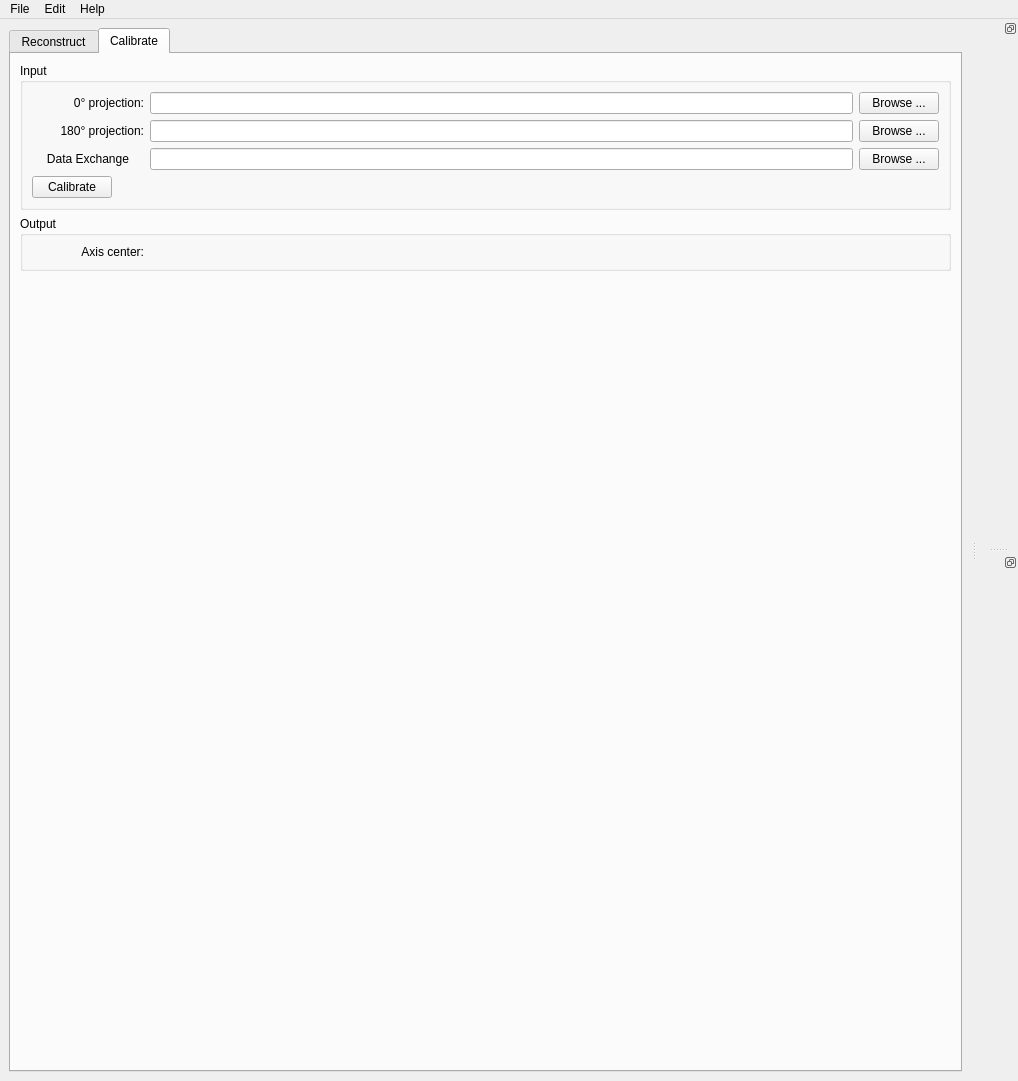
First picture: the form in tomopyui/tomopy.ui, repository tomography/tomopy-gui, before the edit.
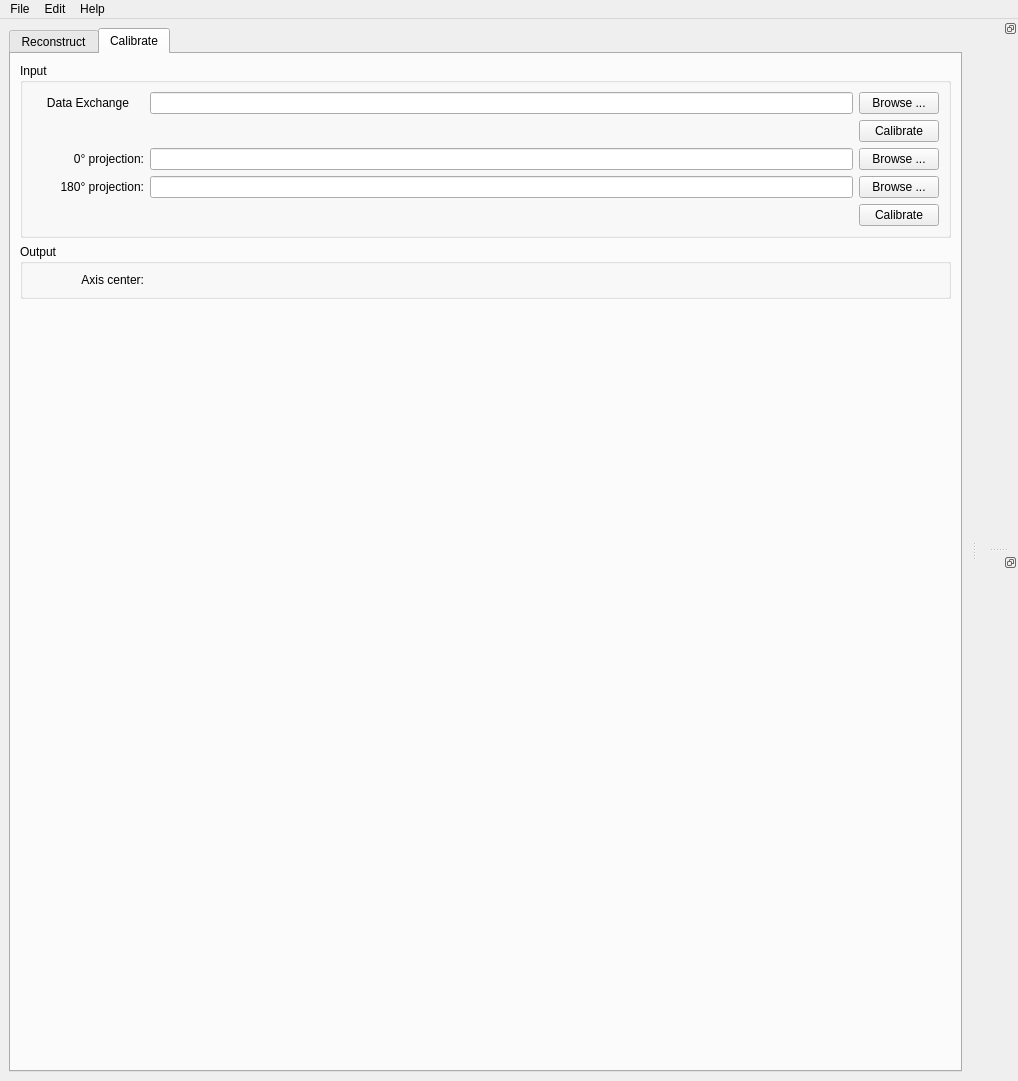
Second picture: the form after the edit.

Commit message: added DX loader and calibration

```diff
--- a/tomopyui/tomopy.ui
+++ b/tomopyui/tomopy.ui
@@ -949,9 +949,22 @@
             </property>
             <layout class="QVBoxLayout" name="verticalLayout_11">
              <item>
-              <layout class="QGridLayout" name="gridLayout_5" rowstretch="0,0,0">
-               <item row="0" column="2">
-                <widget class="QPushButton" name="path_button_0">
+              <layout class="QGridLayout" name="gridLayout_5" rowstretch="0,0,0,0,0">
+               <item row="2" column="2">
+                <widget class="QLineEdit" name="path_line_0">
+                 <property name="sizePolicy">
+                  <sizepolicy hsizetype="Expanding" vsizetype="Fixed">
+                   <horstretch>0</horstretch>
+                   <verstretch>0</verstretch>
+                  </sizepolicy>
+                 </property>
+                 <property name="toolTip">
+                  <string notr="true"/>
+                 </property>
+                </widget>
+               </item>
+               <item row="3" column="3">
+                <widget class="QPushButton" name="path_button_180">
                  <property name="sizePolicy">
                   <sizepolicy hsizetype="Fixed" vsizetype="Fixed">
                    <horstretch>0</horstretch>
@@ -966,7 +979,33 @@
                  </property>
                 </widget>
                </item>
-               <item row="1" column="0">
+               <item row="3" column="2">
+                <widget class="QLineEdit" name="path_line_180">
+                 <property name="sizePolicy">
+                  <sizepolicy hsizetype="Expanding" vsizetype="Fixed">
+                   <horstretch>0</horstretch>
+                   <verstretch>0</verstretch>
+                  </sizepolicy>
+                 </property>
+                 <property name="toolTip">
+                  <string notr="true"/>
+                 </property>
+                </widget>
+               </item>
+               <item row="1" column="3">
+                <widget class="QPushButton" name="calibrate_dx_button">
+                 <property name="sizePolicy">
+                  <sizepolicy hsizetype="Fixed" vsizetype="Fixed">
+                   <horstretch>0</horstretch>
+                   <verstretch>0</verstretch>
+                  </sizepolicy>
+                 </property>
+                 <property name="text">
+                  <string>Calibrate</string>
+                 </property>
+                </widget>
+               </item>
+               <item row="3" column="1">
                 <widget class="QLabel" name="label_180">
                  <property name="sizePolicy">
                   <sizepolicy hsizetype="Preferred" vsizetype="Preferred">
@@ -992,48 +1031,13 @@
                 </widget>
                </item>
                <item row="1" column="2">
-                <widget class="QPushButton" name="path_button_180">
-                 <property name="sizePolicy">
-                  <sizepolicy hsizetype="Fixed" vsizetype="Fixed">
-                   <horstretch>0</horstretch>
-                   <verstretch>0</verstretch>
-                  </sizepolicy>
-                 </property>
-                 <property name="toolTip">
-                  <string notr="true"/>
-                 </property>
+                <widget class="QLabel" name="label_data_size">
                  <property name="text">
-                  <string>Browse ...</string>
+                  <string>          </string>
                  </property>
                 </widget>
                </item>
-               <item row="1" column="1">
-                <widget class="QLineEdit" name="path_line_180">
-                 <property name="sizePolicy">
-                  <sizepolicy hsizetype="Expanding" vsizetype="Fixed">
-                   <horstretch>0</horstretch>
-                   <verstretch>0</verstretch>
-                  </sizepolicy>
-                 </property>
-                 <property name="toolTip">
-                  <string notr="true"/>
-                 </property>
-                </widget>
-               </item>
-               <item row="0" column="1">
-                <widget class="QLineEdit" name="path_line_0">
-                 <property name="sizePolicy">
-                  <sizepolicy hsizetype="Expanding" vsizetype="Fixed">
-                   <horstretch>0</horstretch>
-                   <verstretch>0</verstretch>
-                  </sizepolicy>
-                 </property>
-                 <property name="toolTip">
-                  <string notr="true"/>
-                 </property>
-                </widget>
-               </item>
-               <item row="0" column="0">
+               <item row="2" column="1">
                 <widget class="QLabel" name="label_0">
                  <property name="sizePolicy">
                   <sizepolicy hsizetype="Preferred" vsizetype="Preferred">
@@ -1058,7 +1062,7 @@
                  </property>
                 </widget>
                </item>
-               <item row="2" column="0">
+               <item row="0" column="1">
                 <widget class="QLabel" name="label_dx">
                  <property name="text">
                   <string>Data Exchange</string>
@@ -1068,31 +1072,47 @@
                  </property>
                 </widget>
                </item>
-               <item row="2" column="1">
+               <item row="2" column="3">
+                <widget class="QPushButton" name="path_button_0">
+                 <property name="sizePolicy">
+                  <sizepolicy hsizetype="Fixed" vsizetype="Fixed">
+                   <horstretch>0</horstretch>
+                   <verstretch>0</verstretch>
+                  </sizepolicy>
+                 </property>
+                 <property name="toolTip">
+                  <string notr="true"/>
+                 </property>
+                 <property name="text">
+                  <string>Browse ...</string>
+                 </property>
+                </widget>
+               </item>
+               <item row="0" column="2">
                 <widget class="QLineEdit" name="path_line_dx"/>
                </item>
-               <item row="2" column="2">
+               <item row="0" column="3">
                 <widget class="QPushButton" name="path_button_dx">
                  <property name="text">
                   <string>Browse ...</string>
                  </property>
                 </widget>
                </item>
+               <item row="4" column="3">
+                <widget class="QPushButton" name="calibrate_button">
+                 <property name="sizePolicy">
+                  <sizepolicy hsizetype="Fixed" vsizetype="Fixed">
+                   <horstretch>0</horstretch>
+                   <verstretch>0</verstretch>
+                  </sizepolicy>
+                 </property>
+                 <property name="text">
+                  <string>Calibrate</string>
+                 </property>
+                </widget>
+               </item>
               </layout>
              </item>
-             <item>
-              <widget class="QPushButton" name="calibrate_button">
-               <property name="sizePolicy">
-                <sizepolicy hsizetype="Fixed" vsizetype="Fixed">
-                 <horstretch>0</horstretch>
-                 <verstretch>0</verstretch>
-                </sizepolicy>
-               </property>
-               <property name="text">
-                <string>Calibrate</string>
-               </property>
-              </widget>
-             </item>
             </layout>
            </widget>
           </item>
```
The commit also changes 2 other files.
